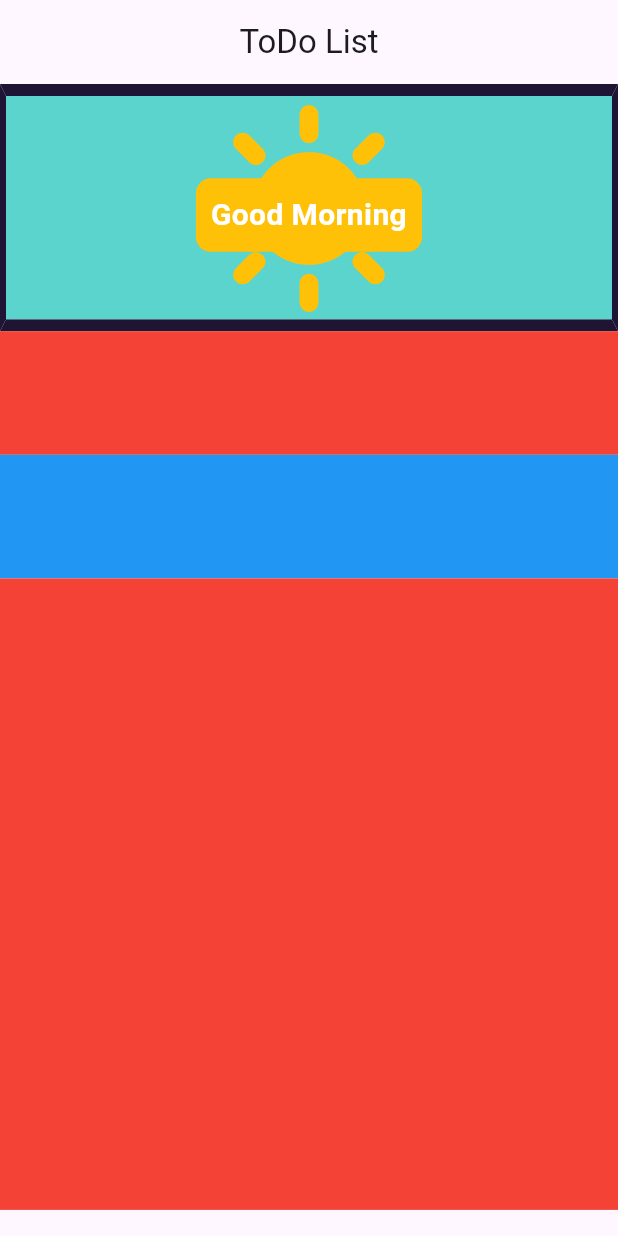
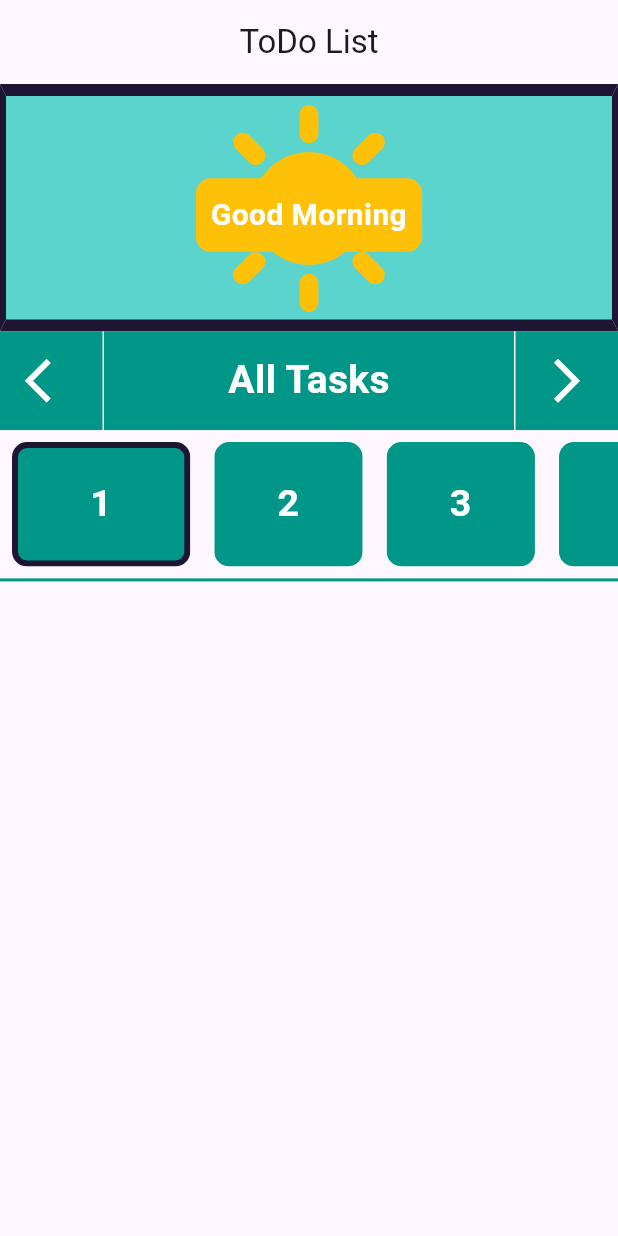
Before and after one commit to tmbmnadim/ToDo-List, a Flutter app: the screen it shows after launch, on a phone screen of 412 x 824 dp. Run offline on Flutter 3.47's test engine with Material 3 defaults, Android fonts, the phone set to English and light mode, and no system bars; our stand-ins replace flutter_easyloading, hive, hive_flutter; accounts and stored records are empty.

```diff
--- a/lib/Screens/Home/homepage.dart
+++ b/lib/Screens/Home/homepage.dart
@@ -1,8 +1,13 @@
 import 'package:flutter/cupertino.dart';
 import 'package:flutter/material.dart';
 import 'package:flutter/widgets.dart';
+import 'package:hive/hive.dart';
 import 'package:todolist/widgets/animated_welcome_bar.dart';
 import 'package:todolist/widgets/app_theme.dart';
+import 'package:todolist/widgets/custom_icon_button.dart';
+import 'package:todolist/widgets/custom_methods.dart';
+import 'package:todolist/widgets/custom_text_button.dart';
+import 'package:todolist/widgets/date_list.dart';
 
 class Homepage extends StatefulWidget {
   const Homepage({
@@ -37,11 +42,11 @@ class _HomepageState extends State<Homepage> {
               decoration: BoxDecoration(
                 border: Border.symmetric(
                   horizontal: BorderSide(
-                    color: isDay ? primaryNight : primaryDay,
+                    color: isDay ? primaryNight : secondaryColorDay,
                     width: 8,
                   ),
                   vertical: BorderSide(
-                    color: isDay ? primaryNight : primaryDay,
+                    color: isDay ? primaryNight : secondaryColorDay,
                     width: 4,
                   ),
                 ),
@@ -50,19 +55,62 @@ class _HomepageState extends State<Homepage> {
                 dayStatus: isDay ? "Good Morning" : "Good Night",
               ),
             ),
-            Container(
-              color: Colors.red,
-              height: scrSize.height * 0.1,
+            SizedBox(
+              height: scrSize.height * 0.08,
               width: scrSize.width,
+              child: Row(
+                children: [
+                  Expanded(
+                    child: CustomIconButton(
+                      height: scrSize.height * 0.08,
+                      backgroundColor: primaryColorDay,
+                      icon: Icons.arrow_back_ios,
+                      onPressed: () {},
+                    ),
+                  ),
+                  const SizedBox(width: 1),
+                  Expanded(
+                    flex: 4,
+                    child: Container(
+                      color: primaryColorDay,
+                      height: scrSize.height * 0.08,
+                      child: const Center(
+                        child: Text(
+                          "All Tasks",
+                          style: TextStyle(
+                            color: Colors.white,
+                            fontSize: 26,
+                            fontWeight: FontWeight.w700,
+                          ),
+                        ),
+                      ),
+                    ),
+                  ),
+                  const SizedBox(width: 1),
+                  Expanded(
+                    child: CustomIconButton(
+                      height: scrSize.height * 0.08,
+                      backgroundColor: primaryColorDay,
+                      icon: Icons.arrow_forward_ios,
+                      onPressed: () {},
+                    ),
+                  ),
+                ],
+              ),
             ),
-            Container(
-              color: Colors.blue,
-              height: scrSize.height * 0.1,
+            DateListButtons(
+              height: scrSize.height * 0.12,
               width: scrSize.width,
+              dates: getDaysInMonth(DateTime.now()),
+              onTap: (index) {},
             ),
-            Container(
-              color: Colors.red,
-              height: scrSize.height * 0.5 + 9,
+            const Divider(
+              color: primaryColorDay,
+              height: 2,
+              thickness: 2,
+            ),
+            SizedBox(
+              height: scrSize.height * 0.5 + 7,
               width: scrSize.width,
             ),
           ],
--- a/lib/widgets/animated_welcome_bar.dart
+++ b/lib/widgets/animated_welcome_bar.dart
@@ -108,9 +108,9 @@ class _AnimatedWelcomeBarState extends State<AnimatedWelcomeBar>
 
   Color timeDayColor({isBorder = false}) {
     if (widget.dayStatus == "Good Morning") {
-      return isBorder ? primaryNight : primaryDay;
+      return isBorder ? primaryNight : secondaryColorDay;
     } else {
-      return isBorder ? primaryDay : primaryNight;
+      return isBorder ? secondaryColorDay : primaryNight;
     }
   }
 
--- a/lib/widgets/app_theme.dart
+++ b/lib/widgets/app_theme.dart
@@ -1,8 +1,8 @@
 import 'dart:ui';
 
 // Night Colors
-Color primaryNight = const Color(0xff1e1433);
+const Color primaryNight = Color(0xff1e1433);
 
 // Day Colors
-Color primaryDay = const Color(0xff5cd4ce);
-Color secondaryDay = const Color(0xff98ebe6);
+const Color primaryColorDay = Color(0xff009688);
+const Color secondaryColorDay = Color(0xff5cd4ce);
--- /dev/null
+++ b/lib/widgets/custom_button.dart
@@ -0,0 +1,57 @@
+import 'package:flutter/material.dart';
+
+class CustomButton extends StatelessWidget {
+   const CustomButton({
+    super.key,
+    required this.child,
+    required this.onTap,
+    this.splashColor = Colors.white,
+    this.color = Colors.black,
+    this.borderColor = Colors.white,
+    this.borderWidth = 0,
+    this.borderRadius = 10,
+    this.width = 350,
+    this.height = 60,
+    this.decorationImage,
+  });
+
+  final Widget child;
+  final Function() onTap;
+  final Color splashColor;
+  final Color color;
+  final Color borderColor;
+  final double borderWidth;
+  final double borderRadius;
+  final double width;
+  final double height;
+  final DecorationImage? decorationImage;
+
+  @override
+  Widget build(BuildContext context) {
+    return Material(
+      color: Colors.transparent,
+      borderRadius: BorderRadius.circular(borderRadius),
+      child: InkWell(
+        onTap: onTap,
+        splashColor: splashColor,
+        borderRadius: BorderRadius.circular(borderRadius),
+        child: Ink(
+          width: width,
+          height: height,
+          decoration: BoxDecoration(
+            color: color,
+            border: Border.all(
+              color: borderColor,
+              width: borderWidth,
+            ),
+            borderRadius: BorderRadius.circular(borderRadius),
+            image: decorationImage,
+          ),
+          child: Center(
+            child: child,
+          ),
+        ),
+      ),
+    );
+  }
+}
--- /dev/null
+++ b/lib/widgets/custom_icon_button.dart
@@ -0,0 +1,34 @@
+import 'package:flutter/material.dart';
+
+class CustomIconButton extends StatelessWidget {
+  final double height;
+  final double? width;
+  final Color backgroundColor;
+  final IconData icon;
+  final Function() onPressed;
+  const CustomIconButton({
+    super.key,
+    this.height = 300,
+    this.width,
+    required this.backgroundColor,
+    required this.icon,
+    required this.onPressed,
+  });
+
+  @override
+  Widget build(BuildContext context) {
+    return GestureDetector(
+      onTap: onPressed,
+      child: Container(
+        height: height,
+        width: width,
+        color: backgroundColor,
+        child: Icon(
+          icon,
+          color: Colors.white,
+          size: 35,
+        ),
+      ),
+    );
+  }
+}
--- /dev/null
+++ b/lib/widgets/custom_methods.dart
@@ -0,0 +1,11 @@
+import 'package:flutter/material.dart';
+
+List<String> getDaysInMonth(DateTime monthofYear) {
+  return List.generate(
+    DateUtils.getDaysInMonth(
+      monthofYear.year,
+      monthofYear.month,
+    ),
+    (index) => "${index + 1}",
+  );
+}
--- /dev/null
+++ b/lib/widgets/custom_text_button.dart
@@ -0,0 +1,59 @@
+import 'package:flutter/material.dart';
+import 'package:todolist/widgets/app_theme.dart';
+import 'package:todolist/widgets/custom_button.dart';
+
+class CustomTextButton extends StatelessWidget {
+  const CustomTextButton({
+    super.key,
+    required this.text,
+    required this.onTap,
+    this.color =  primaryColorDay,
+    this.textColor,
+    this.splashColor = Colors.white24,
+    this.borderColor = Colors.transparent,
+    this.borderWidth = 0,
+    this.fontSize = 16,
+    this.width = 350,
+    this.height,
+  });
+  final Function() onTap;
+  final Color color;
+  final Color? textColor;
+  final Color splashColor;
+  final Color borderColor;
+  final double borderWidth;
+  final double fontSize;
+  final double width;
+  final double? height;
+  final String text;
+
+  Color invert(Color color) {
+    final r = 255 - color.red;
+    final g = 255 - color.green;
+    final b = 255 - color.blue;
+
+    return Color.fromARGB((color.opacity * 255).round(), r, g, b);
+  }
+
+  @override
+  Widget build(BuildContext context) {
+    return CustomButton(
+      width: width,
+      height: height ?? width / 8,
+      color: color,
+      borderColor: borderColor,
+      borderWidth: borderWidth,
+      splashColor: splashColor,
+      onTap: onTap,
+      child: Text(
+        text,
+        textAlign: TextAlign.center,
+        style: TextStyle(
+          color: textColor ?? invert(color),
+          fontSize: fontSize,
+          fontWeight: FontWeight.w700
+        ),
+      ),
+    );
+  }
+}
--- /dev/null
+++ b/lib/widgets/date_list.dart
@@ -0,0 +1,72 @@
+import 'package:flutter/material.dart';
+import 'package:todolist/widgets/app_theme.dart';
+
+import 'custom_text_button.dart';
+
+class DateListButtons extends StatefulWidget {
+  final double height;
+  final double width;
+  final Function(int) onTap;
+  final List<String> dates;
+
+  const DateListButtons({
+    super.key,
+    required this.height,
+    required this.width,
+    required this.onTap,
+    required this.dates,
+  });
+
+  @override
+  State<DateListButtons> createState() => _DateListButtonsState();
+}
+
+class _DateListButtonsState extends State<DateListButtons> {
+  int selectedIndex = 0;
+  @override
+  Widget build(BuildContext context) {
+    return SizedBox(
+      height: widget.height,
+      width: widget.width,
+      child: ListView.builder(
+        itemCount: widget.dates.length,
+        scrollDirection: Axis.horizontal,
+        itemBuilder: (context, index) {
+          if (selectedIndex == index) {
+            return Padding(
+              padding: const EdgeInsets.all(8.0),
+              child: CustomTextButton(
+                text: widget.dates[index],
+                width: widget.height + 20,
+                fontSize: 25,
+                textColor: Colors.white,
+                borderColor: primaryNight,
+                borderWidth: 4,
+                onTap: () {
+                  selectedIndex = index;
+                  widget.onTap(index);
+                  setState(() {});
+                },
+              ),
+            );
+          } else {
+            return Padding(
+              padding: const EdgeInsets.all(8.0),
+              child: CustomTextButton(
+                text: widget.dates[index],
+                width: widget.height,
+                fontSize: 25,
+                textColor: Colors.white,
+                onTap: () {
+                  selectedIndex = index;
+                  widget.onTap(index);
+                  setState(() {});
+                },
+              ),
+            );
+          }
+        },
+      ),
+    );
+  }
+}
```
